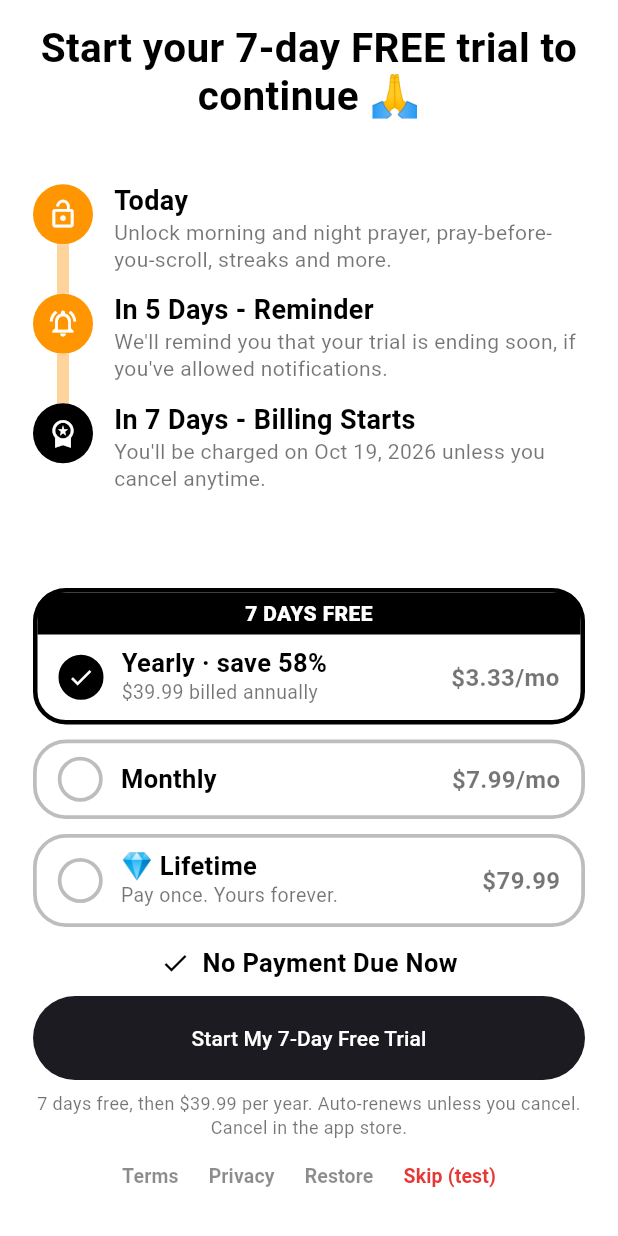
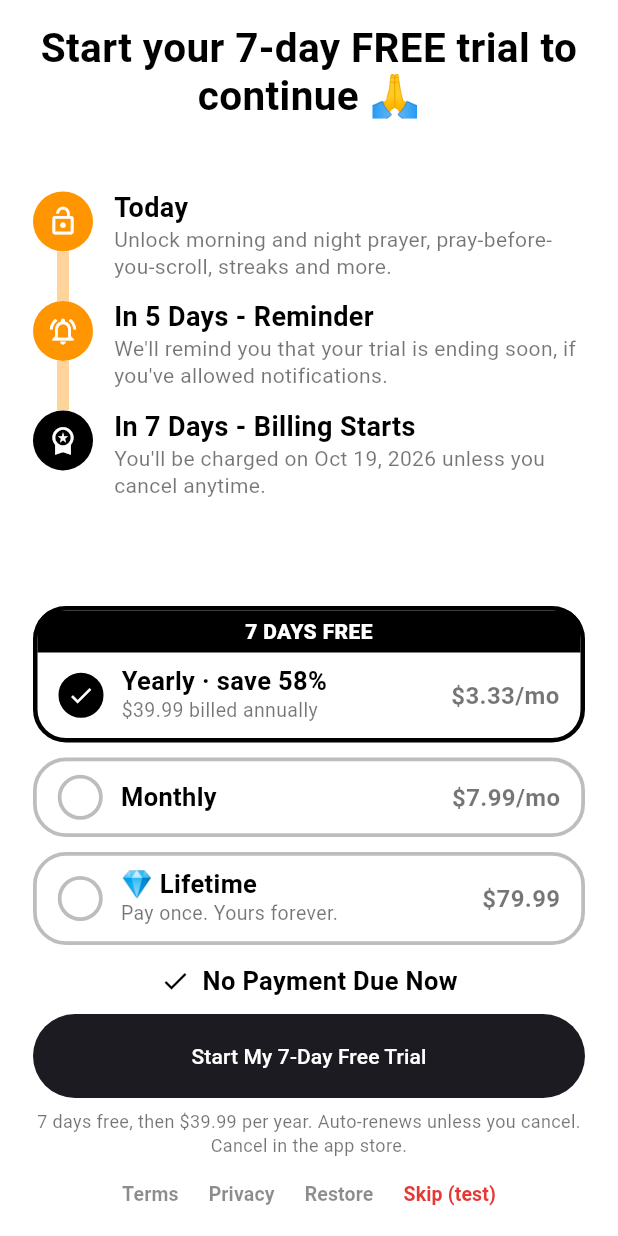
Before and after one commit to sid-sys/prayer-lock, a Flutter app: the Paywall screen opened directly, on a phone screen of 412 x 824 dp. Run offline on Flutter 3.47's test engine with Material 3 defaults, Android fonts, the phone set to English and light mode, and no system bars; our stand-ins replace cloud_functions, firebase_auth, firebase_core, flutter_local_notifications, flutter_timezone, google_fonts and 4 more; missing offline and left inert: installed_apps; accounts and stored records are empty.

Commit message:
Brand colors for sample app tiles, tighter paywall bottom
Co-Authored-By: Claude Sonnet 5.5 <noreply@anthropic.com>

```diff
--- a/lib/screens/paywall.dart
+++ b/lib/screens/paywall.dart
@@ -72,9 +72,9 @@ class _PaywallState extends State<Paywall> {
           child: SafeArea(
             child: LayoutBuilder(
               builder: (context, box) => SingleChildScrollView(
-                padding: const EdgeInsets.fromLTRB(22, 16, 22, 16),
+                padding: const EdgeInsets.fromLTRB(22, 16, 22, 4),
                 child: ConstrainedBox(
-                  constraints: BoxConstraints(minHeight: box.maxHeight - 32),
+                  constraints: BoxConstraints(minHeight: box.maxHeight - 20),
                   // On a tall phone the extra space is shared around the timeline,
                   // so the page has no empty block at the bottom.
                   child: IntrinsicHeight(
```
Also changed, not shown: lib/screens/locked_apps_screen.dart (+13 -2 lines).
